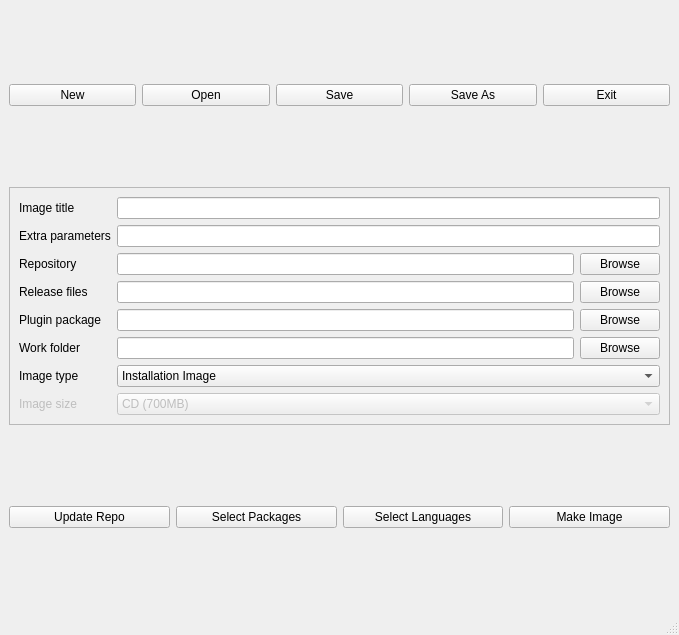
Old version of the form kde4/pardusman/gui/ui/main.ui in the repository pars-linux/uludag.
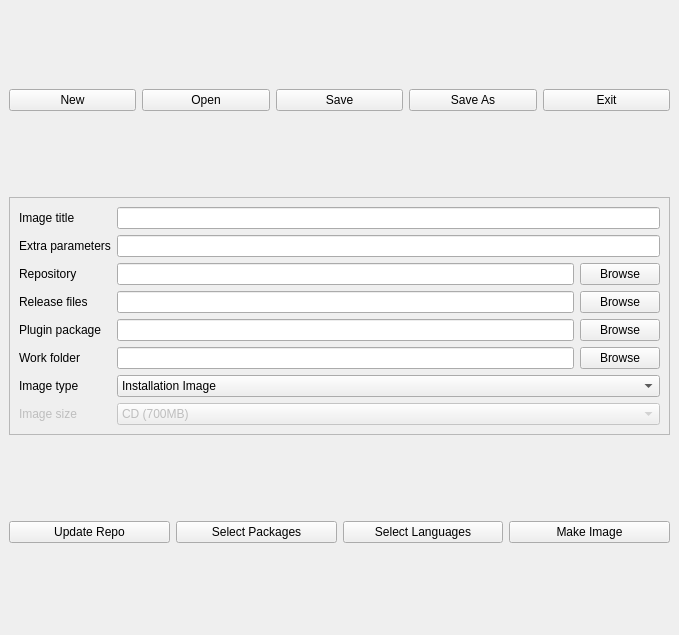
New version of the form.

Commit message: * Hide statusbar for now

```diff
--- a/kde4/pardusman/gui/ui/main.ui
+++ b/kde4/pardusman/gui/ui/main.ui
@@ -289,7 +289,6 @@
     </rect>
    </property>
   </widget>
-  <widget class="QStatusBar" name="statusbar"/>
  </widget>
  <resources/>
  <connections/>
```
